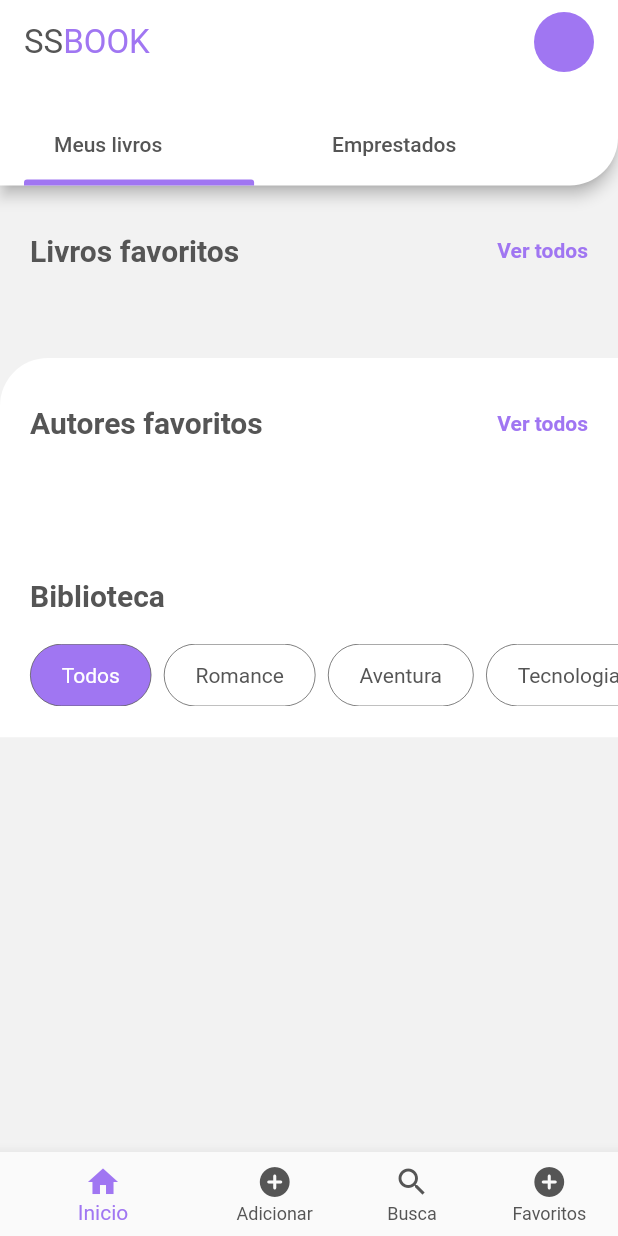
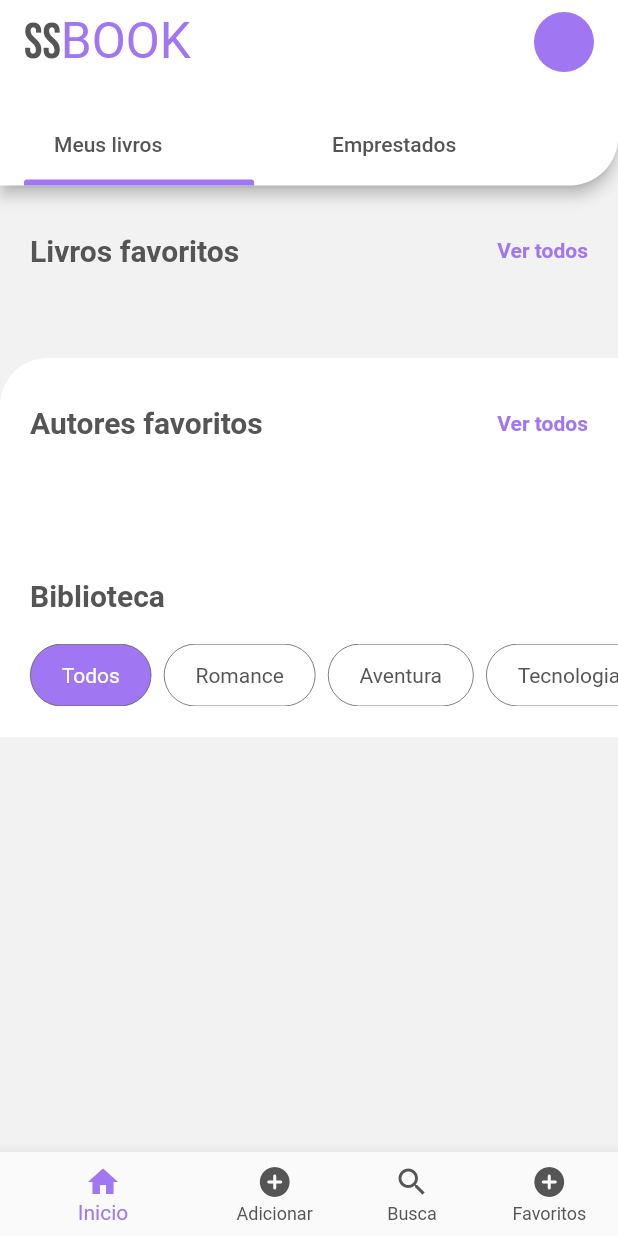
Before and after one commit to adaojreess/ssbook, a Flutter app: the screen it shows after launch, on a phone screen of 412 x 824 dp. Run offline on Flutter 3.47's test engine with Material 2 defaults, Android fonts, the phone set to English and light mode, and no system bars; our stand-ins replace cached_network_image, google_fonts, graphql_flutter; missing offline and left inert: gql; network calls fail.

Commit message:
add fonts

```diff
--- a/lib/src/components/appbar/dafault_app_bar.dart
+++ b/lib/src/components/appbar/dafault_app_bar.dart
@@ -2,6 +2,7 @@ import 'package:cached_network_image/cached_network_image.dart';
 import 'package:desafio_studio_sol/src/repositories/profile_repository_impl.dart';
 import 'package:desafio_studio_sol/src/theme/app_colors.dart';
 import 'package:flutter/material.dart';
+import 'package:google_fonts/google_fonts.dart';
 
 class DefaultAppBar extends StatelessWidget with PreferredSizeWidget {
   DefaultAppBar({
@@ -28,9 +29,9 @@ class DefaultAppBar extends StatelessWidget with PreferredSizeWidget {
           Text.rich(
             TextSpan(
               text: 'SS',
-              style: TextStyle(
+              style: GoogleFonts.bebasNeue(
                 fontWeight: FontWeight.w400,
-                fontSize: 22,
+                fontSize: 33,
                 color: AppColors.accentColor.withOpacity(1),
               ),
               children: [
--- a/lib/src/theme/default_theme.dart
+++ b/lib/src/theme/default_theme.dart
@@ -1,8 +1,10 @@
 import 'package:desafio_studio_sol/src/theme/app_colors.dart';
 import 'package:flutter/material.dart';
+import 'package:google_fonts/google_fonts.dart';
 
 class DefaultTheme {
-  static ThemeData theme(BuildContext context) => ThemeData(
+  static ThemeData theme(BuildContext context) {
+    return ThemeData(
       primaryColor: AppColors.primaryColor,
       primarySwatch: AppColors.primaryColor,
       appBarTheme: AppBarTheme.of(context).copyWith(
@@ -15,3 +17,4 @@ class DefaultTheme {
       ),
     );
   }
+}
--- a/pubspec.yaml
+++ b/pubspec.yaml
@@ -36,6 +36,7 @@ dependencies:
   cupertino_icons: ^1.0.2
   cached_network_image: ^3.2.1
   graphql_flutter: ^5.1.0
+  google_fonts: ^3.0.1
 
 dev_dependencies:
   flutter_test:
```
Also changed, not shown: pubspec.lock. Lines whose indentation alone changed are shown as unchanged.
